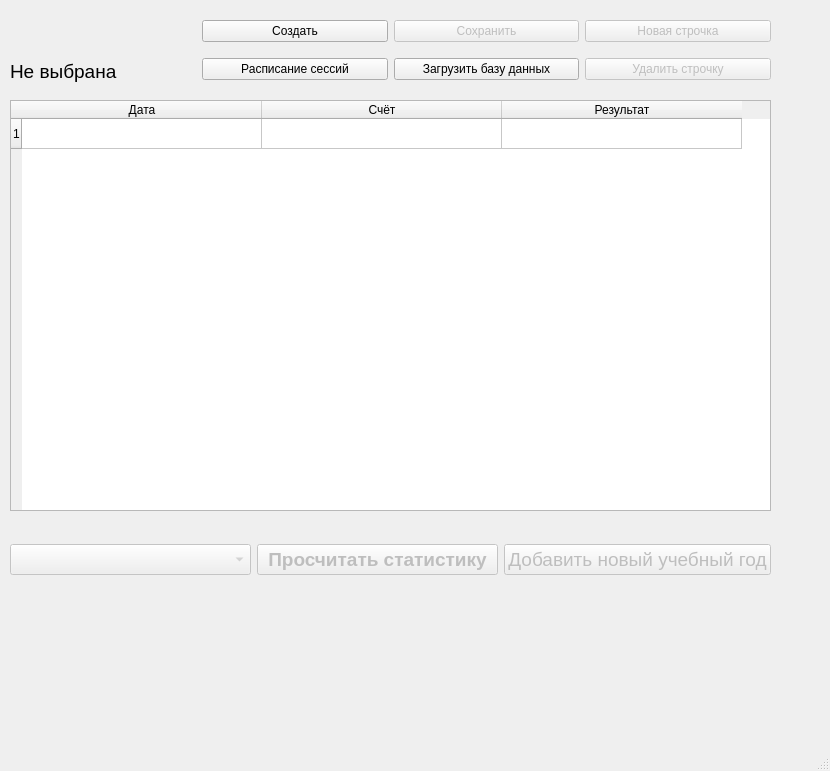
Before: the Qt Designer form main.ui in OgnestrelYT/Sport-Oracle, drawn with Qt 5.
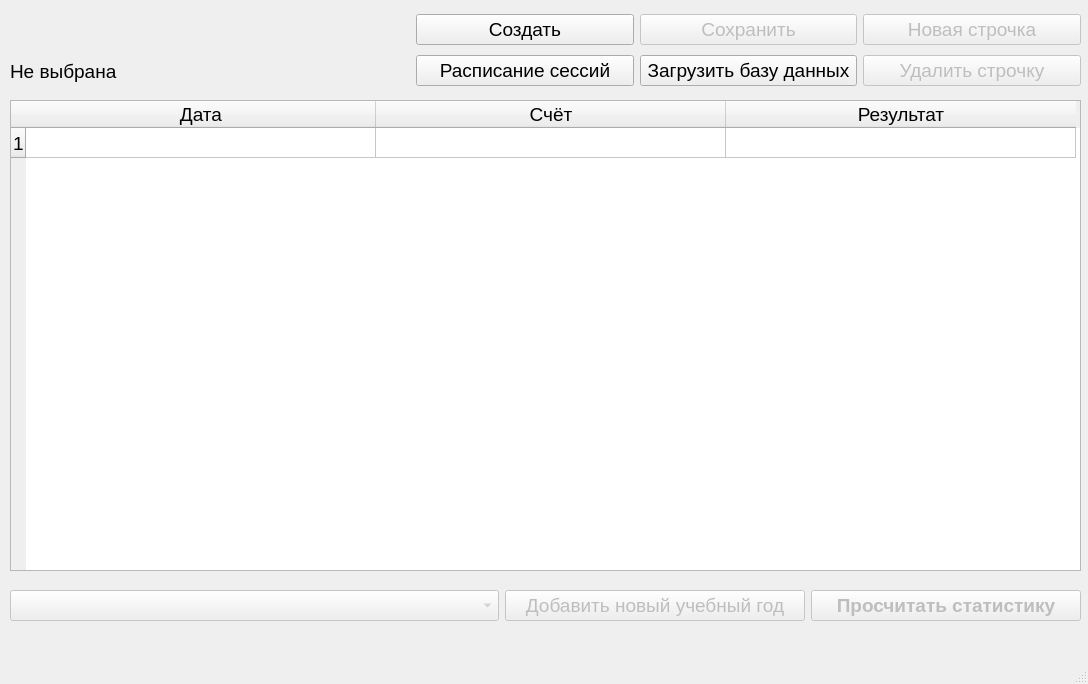
After: the same form once the commit is applied.

```diff
--- a/main.ui
+++ b/main.ui
@@ -6,8 +6,8 @@
    <rect>
     <x>0</x>
     <y>0</y>
-    <width>830</width>
-    <height>771</height>
+    <width>1088</width>
+    <height>684</height>
    </rect>
   </property>
   <property name="windowTitle">
@@ -22,8 +22,8 @@
      <rect>
       <x>10</x>
       <y>100</y>
-      <width>761</width>
-      <height>411</height>
+      <width>1071</width>
+      <height>471</height>
      </rect>
     </property>
     <property name="sizePolicy">
@@ -38,11 +38,16 @@
       <height>200</height>
      </size>
     </property>
+    <property name="font">
+     <font>
+      <pointsize>14</pointsize>
+     </font>
+    </property>
     <attribute name="horizontalHeaderCascadingSectionResizes">
      <bool>false</bool>
     </attribute>
     <attribute name="horizontalHeaderDefaultSectionSize">
-     <number>240</number>
+     <number>350</number>
     </attribute>
     <attribute name="verticalHeaderCascadingSectionResizes">
      <bool>false</bool>
@@ -79,7 +84,7 @@
      <rect>
       <x>10</x>
       <y>10</y>
-      <width>761</width>
+      <width>1071</width>
       <height>80</height>
      </rect>
     </property>
@@ -88,6 +93,12 @@
       <layout class="QVBoxLayout" name="verticalLayout_2">
        <item>
         <widget class="QLabel" name="Error_Text">
+         <property name="minimumSize">
+          <size>
+           <width>400</width>
+           <height>0</height>
+          </size>
+         </property>
          <property name="font">
           <font>
            <pointsize>14</pointsize>
@@ -119,6 +130,11 @@
          <property name="enabled">
           <bool>true</bool>
          </property>
+         <property name="font">
+          <font>
+           <pointsize>14</pointsize>
+          </font>
+         </property>
          <property name="text">
           <string>Создать</string>
          </property>
@@ -126,6 +142,11 @@
        </item>
        <item>
         <widget class="QPushButton" name="Sessions_Table_Button">
+         <property name="font">
+          <font>
+           <pointsize>14</pointsize>
+          </font>
+         </property>
          <property name="text">
           <string>Расписание сессий</string>
          </property>
@@ -140,6 +161,11 @@
          <property name="enabled">
           <bool>false</bool>
          </property>
+         <property name="font">
+          <font>
+           <pointsize>14</pointsize>
+          </font>
+         </property>
          <property name="text">
           <string>Сохранить</string>
          </property>
@@ -147,6 +173,11 @@
        </item>
        <item>
         <widget class="QPushButton" name="Load_Table_Button">
+         <property name="font">
+          <font>
+           <pointsize>14</pointsize>
+          </font>
+         </property>
          <property name="text">
           <string>Загрузить базу данных</string>
          </property>
@@ -161,6 +192,11 @@
          <property name="enabled">
           <bool>false</bool>
          </property>
+         <property name="font">
+          <font>
+           <pointsize>14</pointsize>
+          </font>
+         </property>
          <property name="text">
           <string>Новая строчка</string>
          </property>
@@ -171,6 +207,11 @@
          <property name="enabled">
           <bool>false</bool>
          </property>
+         <property name="font">
+          <font>
+           <pointsize>14</pointsize>
+          </font>
+         </property>
          <property name="text">
           <string>Удалить строчку</string>
          </property>
@@ -184,9 +225,9 @@
     <property name="geometry">
      <rect>
       <x>10</x>
-      <y>520</y>
-      <width>761</width>
-      <height>80</height>
+      <y>580</y>
+      <width>1071</width>
+      <height>51</height>
      </rect>
     </property>
     <layout class="QHBoxLayout" name="horizontalLayout_2">
@@ -202,11 +243,38 @@
        </property>
       </widget>
      </item>
+     <item>
+      <widget class="QPushButton" name="Update_Table_Button">
+       <property name="enabled">
+        <bool>false</bool>
+       </property>
+       <property name="maximumSize">
+        <size>
+         <width>300</width>
+         <height>16777215</height>
+        </size>
+       </property>
+       <property name="font">
+        <font>
+         <pointsize>14</pointsize>
+        </font>
+       </property>
+       <property name="text">
+        <string>Добавить новый учебный год</string>
+       </property>
+      </widget>
+     </item>
      <item>
       <widget class="QPushButton" name="Result_Button">
        <property name="enabled">
         <bool>false</bool>
        </property>
+       <property name="maximumSize">
+        <size>
+         <width>270</width>
+         <height>16777215</height>
+        </size>
+       </property>
        <property name="font">
         <font>
          <pointsize>14</pointsize>
@@ -219,21 +287,6 @@
        </property>
       </widget>
      </item>
-     <item>
-      <widget class="QPushButton" name="Update_Table_Button">
-       <property name="enabled">
-        <bool>false</bool>
-       </property>
-       <property name="font">
-        <font>
-         <pointsize>14</pointsize>
-        </font>
-       </property>
-       <property name="text">
-        <string>Добавить новый учебный год</string>
-       </property>
-      </widget>
-     </item>
     </layout>
    </widget>
   </widget>
```
Left out of the diff: 6 changed lines with no effect on the pictures.
